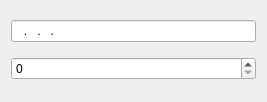
refluxwhw/tools, file qt/IpTool/mainwindow.ui: the form before one commit.
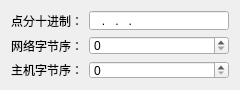
The form after the commit.

Commit message: fix: 字节序错误问题

Diff of the .ui file:
```diff
--- a/qt/IpTool/mainwindow.ui
+++ b/qt/IpTool/mainwindow.ui
@@ -6,26 +6,56 @@
    <rect>
     <x>0</x>
     <y>0</y>
-    <width>267</width>
-    <height>102</height>
+    <width>240</width>
+    <height>90</height>
    </rect>
   </property>
+  <property name="sizePolicy">
+   <sizepolicy hsizetype="Fixed" vsizetype="Fixed">
+    <horstretch>0</horstretch>
+    <verstretch>0</verstretch>
+   </sizepolicy>
+  </property>
+  <property name="minimumSize">
+   <size>
+    <width>240</width>
+    <height>90</height>
+   </size>
+  </property>
+  <property name="maximumSize">
+   <size>
+    <width>240</width>
+    <height>90</height>
+   </size>
+  </property>
   <property name="windowTitle">
    <string>IP地址转换工具</string>
   </property>
   <widget class="QWidget" name="centralWidget">
-   <layout class="QHBoxLayout" name="horizontalLayout">
-    <item>
-     <layout class="QVBoxLayout" name="verticalLayout">
-      <item>
+   <layout class="QGridLayout" name="gridLayout">
+    <item row="0" column="0">
+     <widget class="QLabel" name="label">
+      <property name="text">
+       <string>点分十进制：</string>
+      </property>
+     </widget>
+    </item>
+    <item row="0" column="1">
        <widget class="QLineEdit" name="lineEdit_ip">
         <property name="inputMask">
          <string>000.000.000.000</string>
         </property>
        </widget>
       </item>
-      <item>
-       <widget class="QDoubleSpinBox" name="doubleSpinBox_int">
+    <item row="1" column="0">
+     <widget class="QLabel" name="label_2">
+      <property name="text">
+       <string>网络字节序：</string>
+      </property>
+     </widget>
+    </item>
+    <item row="1" column="1">
+     <widget class="QDoubleSpinBox" name="doubleSpinBox_network">
         <property name="decimals">
          <number>0</number>
         </property>
@@ -34,7 +64,22 @@
         </property>
        </widget>
       </item>
-     </layout>
+    <item row="2" column="0">
+     <widget class="QLabel" name="label_3">
+      <property name="text">
+       <string>主机字节序：</string>
+      </property>
+     </widget>
+    </item>
+    <item row="2" column="1">
+     <widget class="QDoubleSpinBox" name="doubleSpinBox_host">
+      <property name="decimals">
+       <number>0</number>
+      </property>
+      <property name="maximum">
+       <double>4294967296.000000000000000</double>
+      </property>
+     </widget>
     </item>
    </layout>
   </widget>
```
Lines whose indentation alone changed are shown as unchanged. The commit also changes 1 other file.
